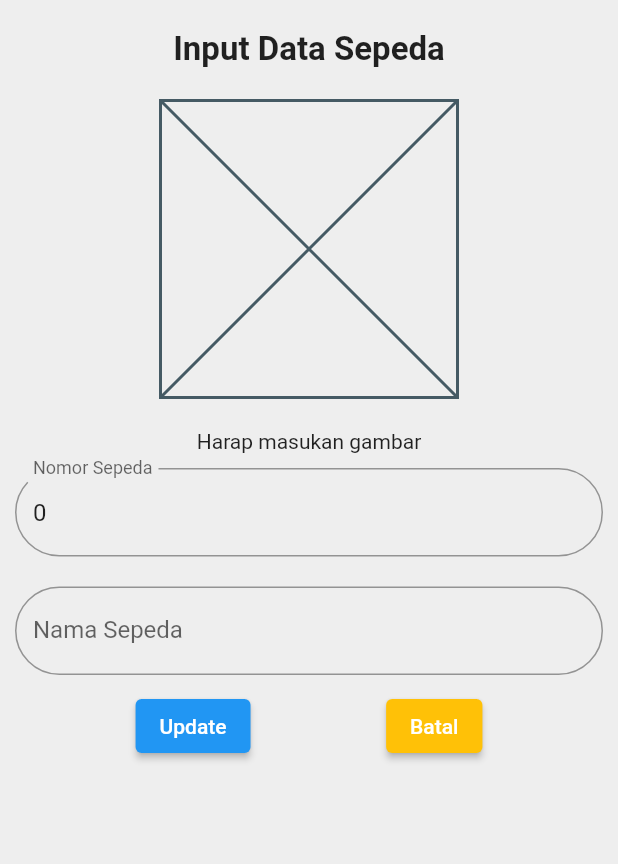
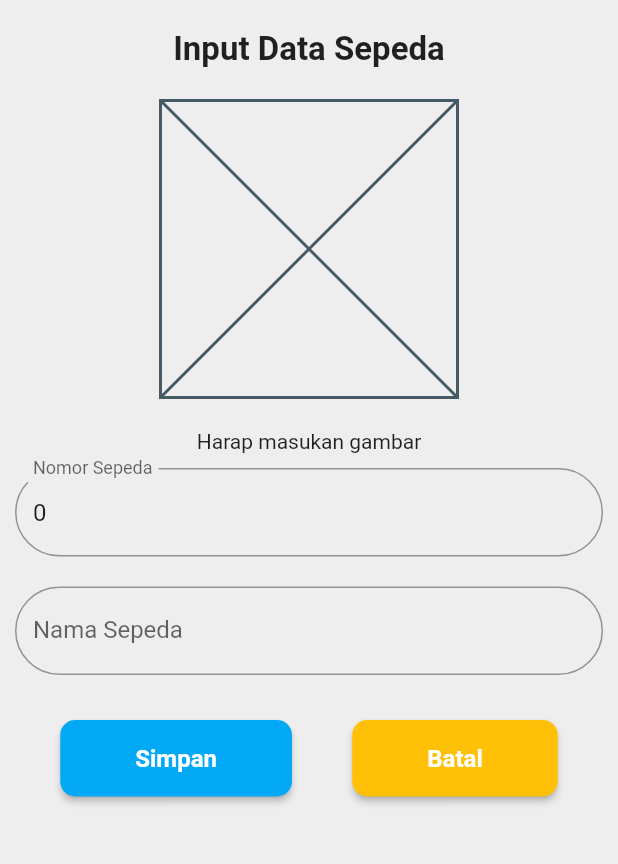
Before and after one commit to AnggiHasian2001/IntegrationTesting, a Flutter app: the UpdateSepeda screen opened directly with empty values, on a phone screen of 412 x 824 dp, the part 84-948 px from its top. Run offline on Flutter 3.47's test engine with Material 2 defaults, Android fonts, the phone set to English and light mode, and no system bars; our stand-ins replace cloud_firestore, firebase_auth, firebase_core, firebase_storage, flutter_riverpod, gap and 1 more; accounts and stored records are empty.

Commit message:
edit button add & update

```diff
--- a/lib/view/sepeda/update_sepeda.dart
+++ b/lib/view/sepeda/update_sepeda.dart
@@ -131,6 +131,7 @@ class _UpdateSepedaState extends State<UpdateSepeda> {
               hinText: 'Nama Sepeda',
               textInputType: TextInputType.name,
               controller: nameController),
+          SizedBox(height: 20),
           Row(
             mainAxisAlignment: MainAxisAlignment.spaceEvenly,
             children: [
@@ -151,23 +152,57 @@ class _UpdateSepedaState extends State<UpdateSepeda> {
                         FirebaseFirestore.instance.collection('sepedas');
                     CollectionReference.doc(updatedSepeda.id)
                         .update(updatedSepeda.toJson())
-                          .whenComplete(() {
+                        .whenComplete(
+                      () {
                         Navigator.pushReplacement(
                             context,
                             MaterialPageRoute(
                                 builder: (context) => BikeHome()));
-                      });
+                      },
+                    );
                   }
                 },
-                  child: const Text('Update')),
+                style: ElevatedButton.styleFrom(
+                  primary: Colors.lightBlue, // Warna latar belakang tombol
+                  padding: EdgeInsets.symmetric(
+                      horizontal: 50, vertical: 16), // Padding tombol
+                  shape: RoundedRectangleBorder(
+                    borderRadius: BorderRadius.circular(
+                        10), // Mengubah border tombol menjadi rounded
+                  ),
+                ),
+                child: Text(
+                  'Simpan',
+                  style: TextStyle(
+                    fontSize: 16, // Ukuran teks
+                    fontWeight: FontWeight.bold, // Ketebalan teks
+                    color: Colors.white, // Warna teks
+                  ),
+                ),
+              ),
               ElevatedButton(
-                  style:
-                      ElevatedButton.styleFrom(backgroundColor: Colors.amber),
                 onPressed: () {
                   Navigator.push(context,
                       MaterialPageRoute(builder: (context) => BikeHome()));
                 },
-                  child: const Text('Batal')),
+                style: ElevatedButton.styleFrom(
+                  primary: Colors.amber, // Warna latar belakang tombol
+                  padding: EdgeInsets.symmetric(
+                      horizontal: 50, vertical: 16), // Padding tombol
+                  shape: RoundedRectangleBorder(
+                    borderRadius: BorderRadius.circular(
+                        10), // Mengubah border tombol menjadi rounded
+                  ),
+                ),
+                child: Text(
+                  'Batal',
+                  style: TextStyle(
+                    fontSize: 16, // Ukuran teks
+                    fontWeight: FontWeight.bold, // Ketebalan teks
+                    color: Colors.white, // Warna teks
+                  ),
+                ),
+              ),
             ],
           )
         ],
```
Also changed, not shown: lib/view/sepeda/add_sepeda.dart (+21 -4 lines). Lines whose indentation alone changed are shown as unchanged.
